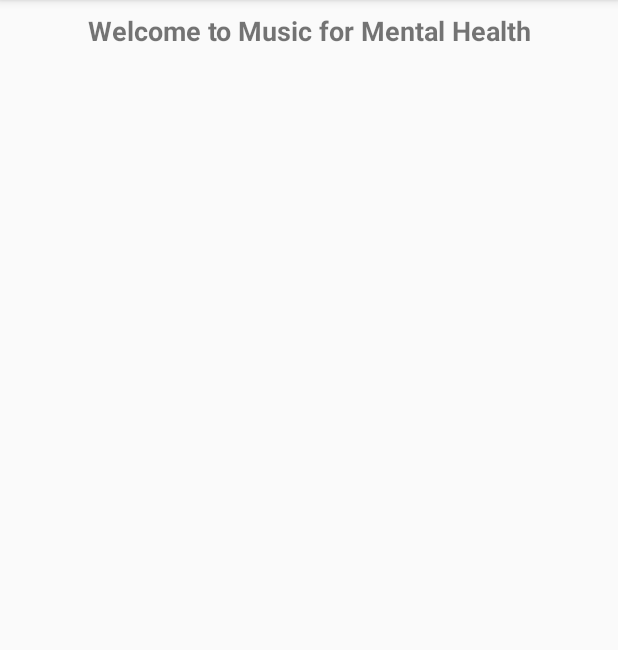
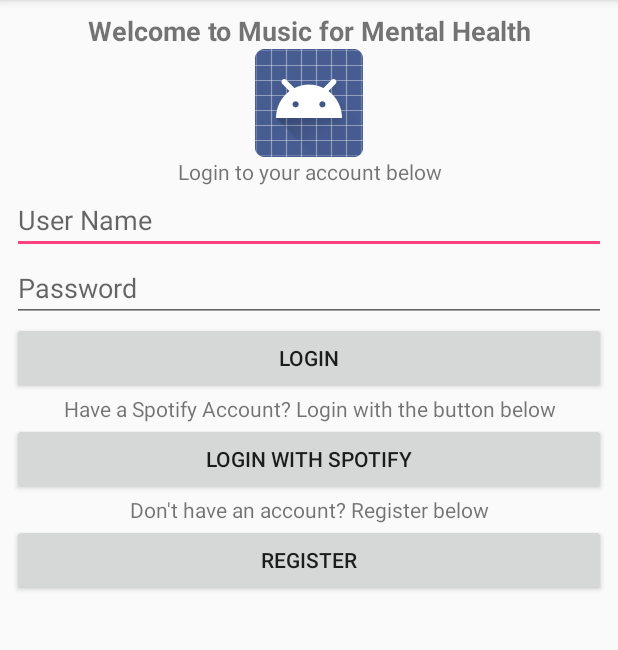
Before and after one commit to ks1807/KS1807, an Android app: the screen it shows after launch (MainActivity), on a phone screen of 412 x 824 dp, the part 84-734 px from its top. Run offline under Robolectric (Android 15) with nearby library versions, the light colour scheme and no system bars.

Commit message:
Added more to the landing page and added part of the registration page. Note: No ability to switch between pages yet.

```diff
--- a/app/src/main/AndroidManifest.xml
+++ b/app/src/main/AndroidManifest.xml
@@ -16,6 +16,7 @@
                 <category android:name="android.intent.category.LAUNCHER" />
             </intent-filter>
         </activity>
+        <activity android:name=".Register"></activity>
     </application>
 
 </manifest>
--- a/app/src/main/res/layout/activity_main.xml
+++ b/app/src/main/res/layout/activity_main.xml
@@ -21,14 +21,76 @@
         app:layout_constraintTop_toTopOf="parent">
 
         <TextView
-            android:id="@+id/textView"
+            android:id="@+id/Text_LandingHeading"
             android:layout_width="match_parent"
             android:layout_height="wrap_content"
             android:baselineAligned="false"
             android:gravity="center"
-            android:text="Welcome to Music for Mental Health"
+            android:text="@string/LandingCaption"
             android:textAlignment="center"
             android:textSize="18sp"
             android:textStyle="bold" />
+
+        <ImageView
+            android:id="@+id/Img_LandingLogo"
+            android:layout_width="match_parent"
+            android:layout_height="wrap_content"
+            android:contentDescription="@string/LandingPageLogoDescription"
+            app:srcCompat="@android:drawable/sym_def_app_icon" />
+
+        <TextView
+            android:id="@+id/Text_LoginCaption"
+            android:layout_width="match_parent"
+            android:layout_height="wrap_content"
+            android:text="@string/LoginCaption"
+            android:textAlignment="center" />
+
+        <EditText
+            android:id="@+id/EditText_UserName"
+            android:layout_width="match_parent"
+            android:layout_height="wrap_content"
+            android:ems="10"
+            android:hint="@string/EditUserNameHintCaption"
+            android:inputType="textPersonName" />
+
+        <EditText
+            android:id="@+id/EditText_Password"
+            android:layout_width="match_parent"
+            android:layout_height="wrap_content"
+            android:ems="10"
+            android:hint="@string/EditPasswordHintCaption"
+            android:inputType="textPassword" />
+
+        <Button
+            android:id="@+id/btn_Login"
+            android:layout_width="match_parent"
+            android:layout_height="wrap_content"
+            android:text="@string/LoginButtonCaption" />
+
+        <TextView
+            android:id="@+id/Text_LoginSpotifyCaption"
+            android:layout_width="match_parent"
+            android:layout_height="wrap_content"
+            android:text="@string/SpotifyCaption"
+            android:textAlignment="center" />
+
+        <Button
+            android:id="@+id/btn_SpotifyLogin"
+            android:layout_width="match_parent"
+            android:layout_height="wrap_content"
+            android:text="@string/SpotifyButtonCaption" />
+
+        <TextView
+            android:id="@+id/Text_RegisterCaption"
+            android:layout_width="match_parent"
+            android:layout_height="wrap_content"
+            android:text="@string/RegisterCaption"
+            android:textAlignment="center" />
+
+        <Button
+            android:id="@+id/btn_Register"
+            android:layout_width="match_parent"
+            android:layout_height="wrap_content"
+            android:text="@string/RegisterButtonCaption" />
     </LinearLayout>
 </android.support.constraint.ConstraintLayout>
--- a/app/src/main/res/values/strings.xml
+++ b/app/src/main/res/values/strings.xml
@@ -1,3 +1,17 @@
 <resources>
     <string name="app_name">KS1807</string>
+    <string name="LandingCaption">Welcome to Music for Mental Health</string>
+    <string name="LoginCaption">Login to your account below</string>
+    <string name="SpotifyCaption">Have a Spotify Account? Login with the button below</string>
+    <string name="RegisterCaption">Don\'t have an account? Register below</string>
+    <string name="RegisterButtonCaption">Register</string>
+    <string name="SpotifyButtonCaption">Login with Spotify</string>
+    <string name="LoginButtonCaption">Login</string>
+    <string name="EditUserNameHintCaption">User Name</string>
+    <string name="EditPasswordHintCaption">Password</string>
+    <string name="LandingPageLogoDescription">Landing Page Logo</string>
+    <string name="RegisterPageCaption">Please register your details below</string>
+    <string name="FNameCaption">First Name</string>
+    <string name="BackButtonCaption">Back</string>
+    <string name="EditFirstNameHintCaption">First Name</string>
 </resources>
```
Also changed, not shown: app/src/main/java/com/example/kirmi/ks1807/Register.java (added, +15 -0 lines), app/src/main/res/layout/activity_register.xml (added, +53 -0 lines).
